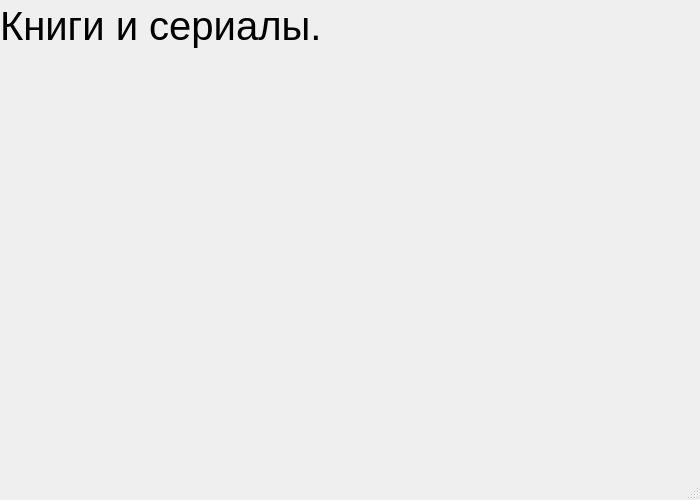
The window that books_comics.ui (Zloiben/Application) describes before a commit, drawn with Qt 5.
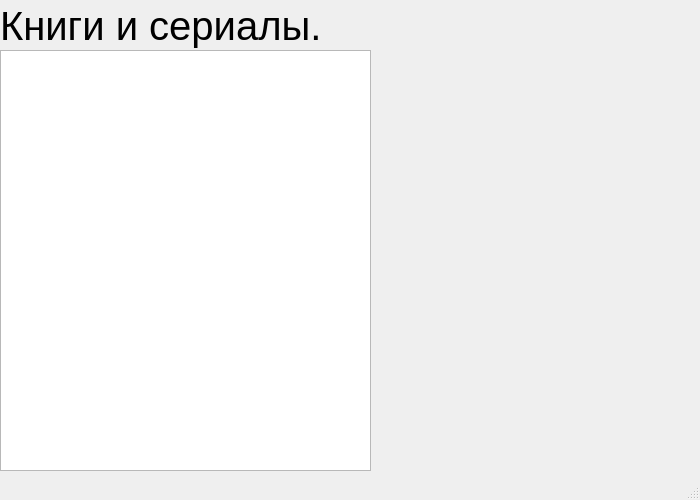
The same window after the commit.

Diff of the .ui file:
```diff
--- a/books_comics.ui
+++ b/books_comics.ui
@@ -32,6 +32,16 @@
      <string>Книги и сериалы.</string>
     </property>
    </widget>
+   <widget class="QPlainTextEdit" name="plainTextEdit">
+    <property name="geometry">
+     <rect>
+      <x>0</x>
+      <y>50</y>
+      <width>371</width>
+      <height>421</height>
+     </rect>
+    </property>
+   </widget>
   </widget>
   <widget class="QMenuBar" name="menubar">
    <property name="geometry">
```
